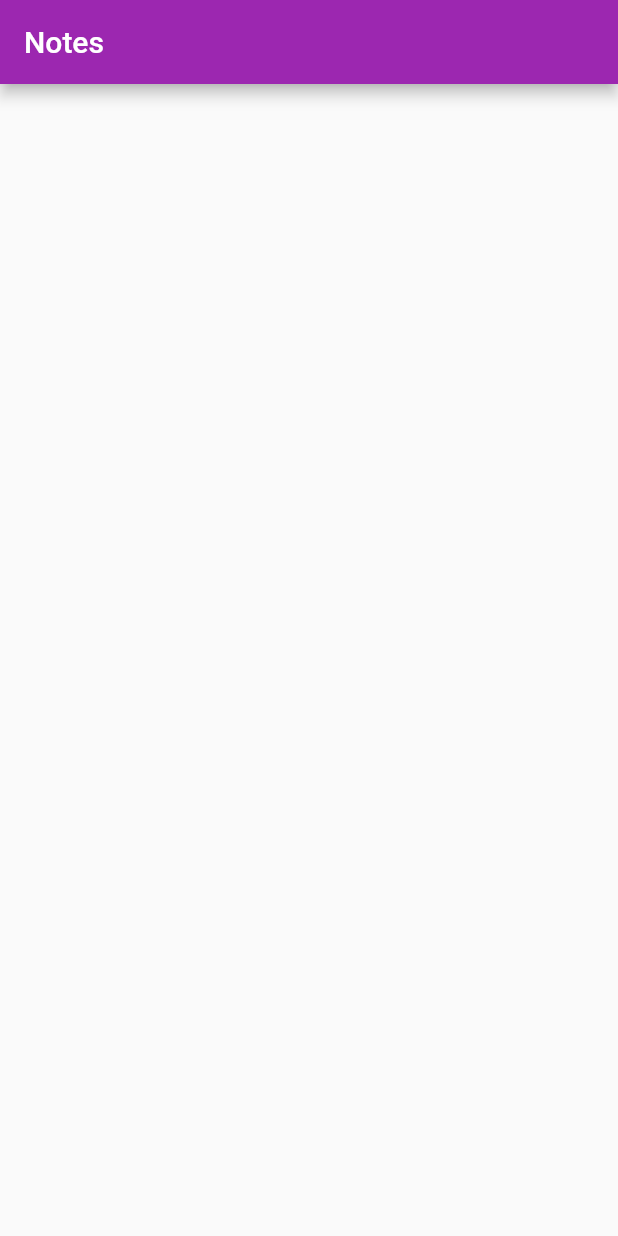
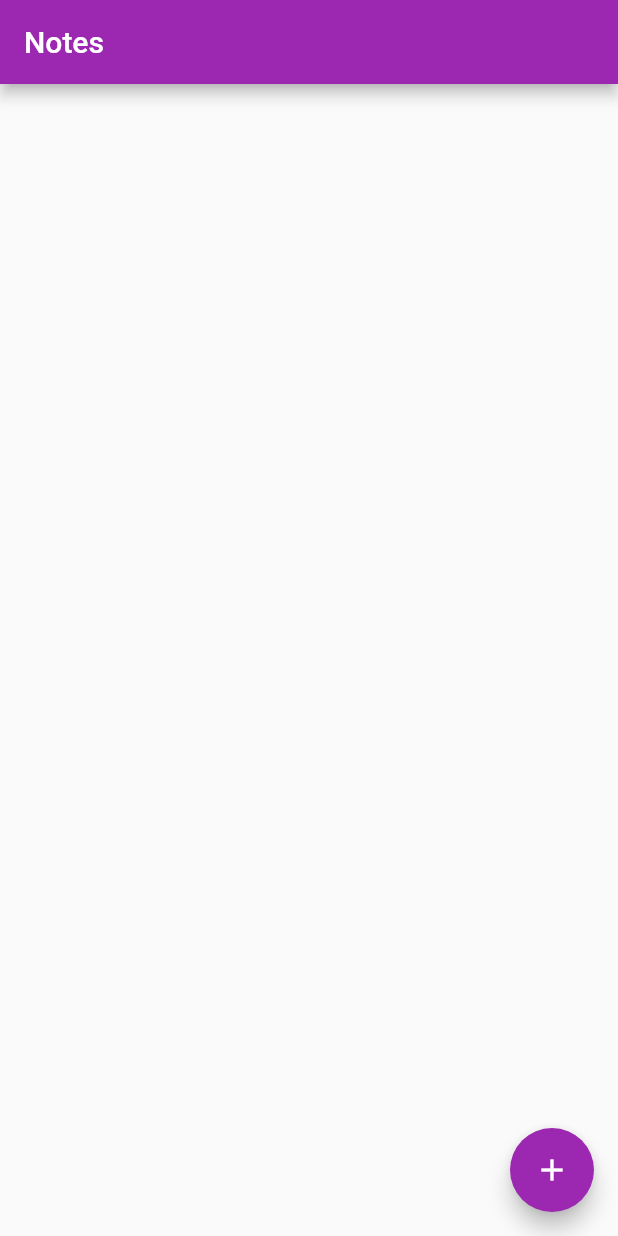
Before and after one commit to Bikashgc/note_app, a Flutter app: the screen it shows after launch, on a phone screen of 412 x 824 dp. Run offline on Flutter 3.47's test engine with Material 2 defaults, Android fonts, the phone set to English and light mode, and no system bars.

Commit message:
Completed UI of homepage where added or saved note is viewed

```diff
--- a/lib/home_page.dart
+++ /dev/null
@@ -1,19 +0,0 @@
-import 'package:flutter/material.dart';
-
-class HomePage extends StatefulWidget {
-  const HomePage({super.key});
-
-  @override
-  State<HomePage> createState() => _HomePageState();
-}
-
-class _HomePageState extends State<HomePage> {
-  @override
-  Widget build(BuildContext context) {
-    return Scaffold(
-      appBar: AppBar(
-        title: Text('Notes'),
-      ),
-    );
-  }
-}
--- a/lib/my_app.dart
+++ b/lib/my_app.dart
@@ -1,6 +1,6 @@
 import 'package:flutter/material.dart';
 
-import 'home_page.dart';
+import 'screens/home_page.dart';
 
 class MyApp extends StatelessWidget {
   const MyApp({super.key});
--- /dev/null
+++ b/lib/screens/home_page.dart
@@ -0,0 +1,59 @@
+import 'package:flutter/material.dart';
+
+class HomePage extends StatefulWidget {
+  const HomePage({super.key});
+
+  @override
+  State<HomePage> createState() => _HomePageState();
+}
+
+class _HomePageState extends State<HomePage> {
+  int count = 0;
+
+  @override
+  Widget build(BuildContext context) {
+    return Scaffold(
+      appBar: AppBar(
+        title: Text('Notes'),
+      ),
+      body: getNoteListView(),
+      floatingActionButton: FloatingActionButton(
+        onPressed: () {
+          debugPrint('add note button clicked');
+        },
+        tooltip: 'Add a note',
+        child: Icon(Icons.add),
+      ),
+    );
+  }
+
+  ListView getNoteListView() {
+    TextStyle? titleStyle = Theme.of(context).textTheme.headline6;
+    return ListView.builder(
+      itemCount: count,
+      itemBuilder: (BuildContext context, int position) {
+        return Card(
+          color: Colors.white,
+          elevation: 2.0,
+          child: ListTile(
+            leading: CircleAvatar(
+              backgroundColor: Colors.red,
+            ),
+            title: Text(
+              'Title of note will appear here',
+              style: titleStyle,
+            ),
+            subtitle: Text('subtitle will appear here'),
+            trailing: Icon(
+              Icons.delete,
+              color: Colors.grey,
+            ),
+            onTap: () {
+              debugPrint("List Tile clicked");
+            },
+          ),
+        );
+      },
+    );
+  }
+}
```
